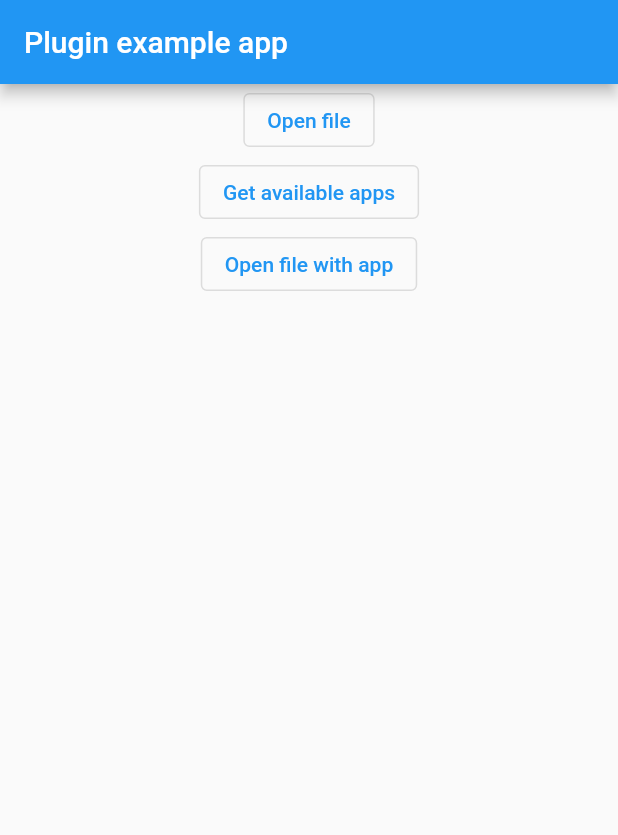
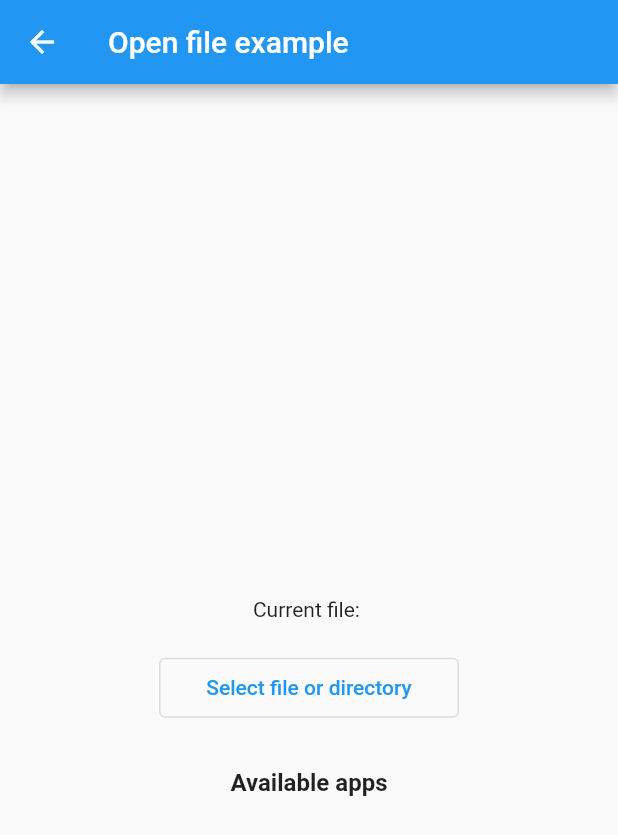
Before and after one commit to yuanhoujun/desktop_helper, a Flutter app: the screen it shows after launch, after a tap on "Open file with app", on a phone screen of 412 x 824 dp. Shown: the top 835 px of the screen. Run offline on Flutter 3.47's test engine with Material 2 defaults, Android fonts, the phone set to English and light mode, and no system bars; our stand-ins replace file_picker.

Commit message:
Supplementary sample code

```diff
--- a/example/lib/main.dart
+++ b/example/lib/main.dart
@@ -1,32 +1,25 @@
-import 'dart:developer';
-import 'dart:typed_data';
+import 'package:desktop_helper_example/screen/get_apps_for_file_screen.dart';
+import 'package:desktop_helper_example/screen/open_file_screen.dart';
+import 'package:desktop_helper_example/screen/open_file_with_app_screen.dart';
+import 'package:flutter/material.dart';
 
-import 'package:desktop_helper/desktop_helper.dart';
-import 'package:flutter/material.dart';
-import 'dart:async';
 void main() {
-  runApp(const MyApp());
+  runApp(const MaterialApp(
+    home: App(),
+  ));
 }
 
-class MyApp extends StatefulWidget {
-  const MyApp({Key? key}) : super(key: key);
+class App extends StatefulWidget {
+  const App({Key? key}) : super(key: key);
 
   @override
-  State<MyApp> createState() => _MyAppState();
+  State<App> createState() => _AppState();
 }
 
-class _MyAppState extends State<MyApp> {
-  List<ApplicationInfo> _apps = [];
-
+class _AppState extends State<App> {
   @override
   void initState() {
     super.initState();
-    initPlatformState();
-  }
-
-  // Platform messages are asynchronous, so we initialize in an async method.
-  Future<void> initPlatformState() async {
-    if (!mounted) return;
   }
 
   @override
@@ -34,58 +27,58 @@ class _MyAppState extends State<MyApp> {
     return MaterialApp(
       home: Scaffold(
         appBar: AppBar(
-          title: const Text('Plugin example app'),
+          title: const Text('Desktop Helper Sample'),
         ),
         body: Center(
           child: Column(
             children: [
-              OutlinedButton(onPressed: () async {
-                await DesktopHelper.openFile(path: "/Users/ouyangfeng/Library/Containers/com.youngfeng.plugin.desktopHelperExample/Data");
-              }, child: const Text("Open file")),
-
-              OutlinedButton(onPressed: () async {
-                final apps = await DesktopHelper.getAppsForFile(path: "/Users/ouyangfeng/Downloads/a.mp4");
-                log("apps: $apps");
-                setState(() {
-                  if (apps.isNotEmpty) {
-                    _apps = apps;
-                  }
-                });
-              }, child: const Text("Get available apps")),
-
-              OutlinedButton(onPressed: () async {
-                bool result = await DesktopHelper.openFileWithApp(filePath: "/Users/ouyangfeng/Library/Containers/com.youngfeng.plugin.desktopHelperExample/Data/a.jpg",
-                                                    appUrl: "/System/Applications/Preview.app/");
-
-                                log("result: $result");
-              }, child: const Text("Open file with app")),
-
-              Column(
-                children: List.generate(_apps.length, (index) {
-                  final app = _apps[index];
-
-                  return Row(
-                    children: [
-                      Image.memory(Uint8List.fromList(app.icon)),
-
-                      Container(
-                        child: Text(
-                          app.name,
-                          style: const TextStyle(
-                            fontWeight: FontWeight.bold,
-                            color: Colors.red
-                          ),
-                          ),
-                        margin: const EdgeInsets.only(
-                          left: 10,
-                          right: 10
-                        ),
-                      ),
-
-                      Text("${app.bundleId}")
-                    ],
-                  );
-                }),
+              Container(
+                child: OutlinedButton(
+                  onPressed: () {
+                    Navigator.push(context,
+                        MaterialPageRoute(builder: (context) {
+                      return const OpenFileScreen();
+                    }));
+                  },
+                  child: const Text("Open file or directory"),
+                  style: ButtonStyle(
+                      fixedSize:
+                          MaterialStateProperty.all(const Size(200, 40))),
+                ),
+                margin: const EdgeInsets.only(top: 50),
+                height: 40,
+              ),
+              Container(
+                child: OutlinedButton(
+                  onPressed: () {
+                    Navigator.push(context,
+                        MaterialPageRoute(builder: (context) {
+                      return const GetAppsForFileScreen();
+                    }));
+                  },
+                  child: const Text("Get apps for file"),
+                  style: ButtonStyle(
+                      fixedSize:
+                          MaterialStateProperty.all(const Size(200, 40))),
+                ),
+                margin: const EdgeInsets.only(top: 30),
+                height: 40,
+              ),
+              Container(
+                child: OutlinedButton(
+                  onPressed: () {
+                    Navigator.push(context,
+                        MaterialPageRoute(builder: (context) {
+                      return const OpenFileWithAppScreen();
+                    }));
+                  },
+                  child: const Text("Open file with app"),
+                  style: ButtonStyle(
+                      fixedSize:
+                          MaterialStateProperty.all(const Size(200, 40))),
+                ),
+                margin: const EdgeInsets.only(top: 30),
+                height: 40,
               )
             ],
           ),
--- /dev/null
+++ b/example/lib/screen/open_file_with_app_screen.dart
@@ -0,0 +1,142 @@
+import 'dart:developer';
+
+import 'package:desktop_helper/desktop_helper.dart';
+import 'package:file_picker/file_picker.dart';
+import 'package:flutter/material.dart';
+
+class OpenFileWithAppScreen extends StatefulWidget {
+  const OpenFileWithAppScreen({Key? key}) : super(key: key);
+
+  @override
+  State<StatefulWidget> createState() {
+    return _OpenFileWithAppState();
+  }
+}
+
+class _OpenFileWithAppState extends State<OpenFileWithAppScreen> {
+  String? _selectedFile;
+  List<ApplicationInfo> _availableApps = [];
+  ApplicationInfo? _selectedApp;
+
+  @override
+  Widget build(BuildContext context) {
+    return Scaffold(
+      appBar: AppBar(
+        title: const Text("Open file example"),
+      ),
+      body: Center(
+          child: ScrollConfiguration(
+        behavior: ScrollConfiguration.of(context).copyWith(scrollbars: false),
+        child: SingleChildScrollView(
+          child: Column(
+            crossAxisAlignment: CrossAxisAlignment.center,
+            children: [
+              Container(
+                child: Text("Current file: ${_selectedFile ?? ""}"),
+                margin: const EdgeInsets.only(top: 50),
+              ),
+              Container(
+                child: OutlinedButton(
+                  onPressed: () async {
+                    FilePickerResult? result = await FilePicker.platform
+                        .pickFiles(allowMultiple: false);
+                    final paths = result?.paths;
+                    if (paths != null && paths.isNotEmpty) {
+                      setState(() {
+                        _selectedFile = result?.paths.first;
+                      });
+                    }
+                  },
+                  child: const Text("Select file or directory"),
+                  style: ButtonStyle(
+                      fixedSize:
+                          MaterialStateProperty.all(const Size(200, 40))),
+                ),
+                margin: const EdgeInsets.only(top: 20),
+              ),
+              Visibility(
+                child: Container(
+                  child: OutlinedButton(
+                    onPressed: () async {
+                      final apps = await DesktopHelper.getAppsForFile(
+                          path: _selectedFile!);
+                      setState(() {
+                        _availableApps = apps;
+                      });
+                    },
+                    child: const Text("Get apps for file"),
+                    style: ButtonStyle(
+                        fixedSize:
+                            MaterialStateProperty.all(const Size(200, 40))),
+                  ),
+                  margin: const EdgeInsets.only(top: 20),
+                ),
+                visible: _selectedFile != null,
+              ),
+              Container(
+                child: const Text(
+                  "Available apps",
+                  style: TextStyle(fontWeight: FontWeight.bold, fontSize: 16),
+                ),
+                margin: const EdgeInsets.only(top: 30),
+              ),
+              ...List.generate(_availableApps.length, (index) {
+                ApplicationInfo app = _availableApps[index];
+                return ListTile(
+                  title: Container(
+                    child: Row(
+                      mainAxisSize: MainAxisSize.min,
+                      mainAxisAlignment: MainAxisAlignment.start,
+                      children: [
+                        Image.memory(
+                          app.icon,
+                          width: 50,
+                          height: 50,
+                        ),
+                        Container(
+                          child: Text(
+                            app.name,
+                            style: const TextStyle(fontWeight: FontWeight.bold),
+                          ),
+                          margin: const EdgeInsets.only(left: 8),
+                        )
+                      ],
+                    ),
+                    width: 300,
+                    margin: const EdgeInsets.only(top: 10),
+                  ),
+                  leading: Radio<ApplicationInfo>(
+                    value: app,
+                    groupValue: _selectedApp,
+                    onChanged: (value) {
+                      setState(() {
+                        _selectedApp = app;
+                      });
+                    },
+                  ),
+                );
+              }),
+              Visibility(
+                child: Container(
+                  child: OutlinedButton(
+                    onPressed: () async {
+                      bool isSuccess = await DesktopHelper.openFileWithApp(
+                          filePath: _selectedFile!, appUrl: _selectedApp!.url);
+                      log("openFileWithApp, result: $isSuccess");
+                    },
+                    child: const Text("Open file with app"),
+                    style: ButtonStyle(
+                        fixedSize:
+                            MaterialStateProperty.all(const Size(200, 40))),
+                  ),
+                  margin: const EdgeInsets.only(top: 20, bottom: 30),
+                ),
+                visible: null != _selectedFile && null != _selectedApp,
+              ),
+            ],
+          ),
+        ),
+      )),
+    );
+  }
+}
--- a/example/pubspec.yaml
+++ b/example/pubspec.yaml
@@ -29,6 +29,7 @@ dependencies:
   # The following adds the Cupertino Icons font to your application.
   # Use with the CupertinoIcons class for iOS style icons.
   cupertino_icons: ^1.0.2
+  file_picker: ^4.5.1
 
 dev_dependencies:
   flutter_test:
```
Also changed, not shown: example/lib/screen/get_apps_for_file_screen.dart (added, +114 -0 lines), example/lib/screen/open_file_screen.dart (added, +70 -0 lines), example/pubspec.lock, 2 other files.
